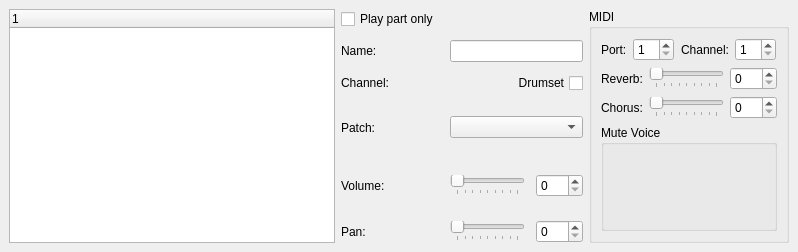
First picture: the form in mscore/mixer.ui, repository Obliquely/MuseScore, before the edit.
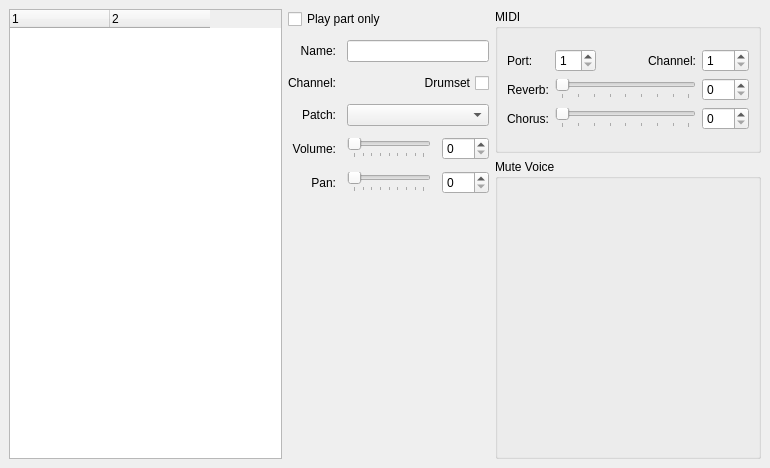
Second picture: the form after the edit.

Commit message: Better layout of details view. Can detect row change, but not yet updating details view on basis of change.

Patch:
```diff
--- a/mscore/mixer.ui
+++ b/mscore/mixer.ui
@@ -9,8 +9,8 @@
    <rect>
     <x>0</x>
     <y>0</y>
-    <width>798</width>
-    <height>252</height>
+    <width>770</width>
+    <height>468</height>
    </rect>
   </property>
   <property name="focusPolicy">
@@ -26,138 +26,69 @@
    <string/>
   </property>
   <widget class="QWidget" name="dockWidgetContents">
-   <layout class="QGridLayout" name="gridLayout_2">
+   <layout class="QGridLayout" name="gridLayout_3">
     <item row="0" column="0">
-     <layout class="QGridLayout" name="mainGrid" columnstretch="2,1,1">
-      <item row="1" column="1">
-       <layout class="QGridLayout" name="gridLayout_4">
-        <property name="spacing">
-         <number>11</number>
-        </property>
-        <item row="3" column="0" rowspan="2">
-         <widget class="QLabel" name="labelPatch">
-          <property name="text">
-           <string>Patch:</string>
-          </property>
-         </widget>
-        </item>
-        <item row="5" column="0" rowspan="2">
-         <widget class="QLabel" name="labelVolume">
-          <property name="text">
-           <string>Volume:</string>
-          </property>
-         </widget>
-        </item>
-        <item row="2" column="0">
-         <widget class="QLabel" name="labelChannel">
-          <property name="text">
-           <string>Channel:</string>
-          </property>
-         </widget>
-        </item>
-        <item row="5" column="1" rowspan="2">
-         <widget class="QSlider" name="volumeSlider">
-          <property name="minimumSize">
-           <size>
-            <width>75</width>
-            <height>0</height>
-           </size>
-          </property>
-          <property name="toolTip">
-           <string>Volume</string>
-          </property>
-          <property name="styleSheet">
-           <string notr="true"/>
-          </property>
-          <property name="minimum">
-           <number>0</number>
-          </property>
-          <property name="maximum">
-           <number>127</number>
-          </property>
-          <property name="pageStep">
-           <number>16</number>
-          </property>
-          <property name="orientation">
-           <enum>Qt::Horizontal</enum>
-          </property>
-          <property name="tickPosition">
-           <enum>QSlider::TicksBelow</enum>
-          </property>
-          <property name="tickInterval">
-           <number>16</number>
-          </property>
-         </widget>
-        </item>
-        <item row="7" column="1">
-         <widget class="QSlider" name="panSlider">
-          <property name="minimumSize">
-           <size>
-            <width>75</width>
-            <height>0</height>
-           </size>
-          </property>
-          <property name="toolTip">
-           <string>Pan</string>
-          </property>
-          <property name="minimum">
-           <number>0</number>
-          </property>
-          <property name="maximum">
-           <number>127</number>
-          </property>
-          <property name="pageStep">
-           <number>16</number>
-          </property>
-          <property name="orientation">
-           <enum>Qt::Horizontal</enum>
-          </property>
-          <property name="tickPosition">
-           <enum>QSlider::TicksBelow</enum>
-          </property>
-          <property name="tickInterval">
-           <number>16</number>
-          </property>
-         </widget>
-        </item>
-        <item row="3" column="1" rowspan="2" colspan="2">
-         <widget class="QComboBox" name="patchCombo">
+     <layout class="QGridLayout" name="mainGrid" columnstretch="2,0,0,0">
+      <item row="1" column="3">
+       <layout class="QGridLayout" name="gridLayout"/>
+      </item>
+      <item row="1" column="0">
+       <widget class="QTreeWidget" name="mixerTreeWidget">
           <property name="sizePolicy">
-           <sizepolicy hsizetype="Expanding" vsizetype="Fixed">
+         <sizepolicy hsizetype="MinimumExpanding" vsizetype="Expanding">
             <horstretch>0</horstretch>
             <verstretch>0</verstretch>
            </sizepolicy>
           </property>
           <property name="minimumSize">
            <size>
-            <width>100</width>
+          <width>200</width>
             <height>0</height>
            </size>
           </property>
-          <property name="toolTip">
-           <string>Patch voice</string>
-          </property>
-         </widget>
-        </item>
-        <item row="1" column="1" colspan="2">
-         <widget class="QLineEdit" name="partNameLineEdit">
-          <property name="toolTip">
-           <string>Part name</string>
-          </property>
-         </widget>
-        </item>
-        <item row="1" column="0">
-         <widget class="QLabel" name="labelName">
+        <property name="maximumSize">
+         <size>
+          <width>350</width>
+          <height>16777215</height>
+         </size>
+        </property>
+        <property name="columnCount">
+         <number>2</number>
+        </property>
+        <attribute name="headerCascadingSectionResizes">
+         <bool>true</bool>
+        </attribute>
+        <attribute name="headerMinimumSectionSize">
+         <number>100</number>
+        </attribute>
+        <attribute name="headerStretchLastSection">
+         <bool>false</bool>
+        </attribute>
+        <column>
           <property name="text">
-           <string>Name:</string>
-          </property>
-         </widget>
-        </item>
+          <string notr="true">1</string>
+         </property>
+        </column>
+        <column>
+         <property name="text">
+          <string notr="true">2</string>
+         </property>
+        </column>
+       </widget>
+      </item>
+      <item row="1" column="1">
+       <layout class="QGridLayout" name="soundGroupBox">
+        <property name="spacing">
+         <number>11</number>
+        </property>
         <item row="7" column="0">
          <widget class="QLabel" name="labelPan">
           <property name="text">
            <string>Pan:</string>
           </property>
+          <property name="alignment">
+           <set>Qt::AlignRight|Qt::AlignTrailing|Qt::AlignVCenter</set>
+          </property>
          </widget>
         </item>
         <item row="7" column="2">
@@ -176,19 +107,6 @@
           </property>
          </widget>
         </item>
-        <item row="5" column="2" rowspan="2">
-         <widget class="QDoubleSpinBox" name="volumeSpinBox">
-          <property name="toolTip">
-           <string>Volume</string>
-          </property>
-          <property name="decimals">
-           <number>0</number>
-          </property>
-          <property name="maximum">
-           <double>127.000000000000000</double>
-          </property>
-         </widget>
-        </item>
         <item row="2" column="1" colspan="2">
          <layout class="QHBoxLayout" name="horizontalLayout_4">
           <item>
@@ -219,7 +137,164 @@
           </item>
          </layout>
         </item>
-        <item row="0" column="0">
+        <item row="3" column="0" rowspan="2">
+         <widget class="QLabel" name="labelPatch">
+          <property name="text">
+           <string>Patch:</string>
+          </property>
+          <property name="alignment">
+           <set>Qt::AlignRight|Qt::AlignTrailing|Qt::AlignVCenter</set>
+          </property>
+         </widget>
+        </item>
+        <item row="1" column="1" colspan="2">
+         <widget class="QLineEdit" name="partNameLineEdit">
+          <property name="toolTip">
+           <string>Part name</string>
+          </property>
+         </widget>
+        </item>
+        <item row="2" column="0">
+         <widget class="QLabel" name="labelChannel">
+          <property name="text">
+           <string>Channel:</string>
+          </property>
+          <property name="alignment">
+           <set>Qt::AlignRight|Qt::AlignTrailing|Qt::AlignVCenter</set>
+          </property>
+         </widget>
+        </item>
+        <item row="1" column="0">
+         <widget class="QLabel" name="labelName">
+          <property name="text">
+           <string>Name:</string>
+          </property>
+          <property name="alignment">
+           <set>Qt::AlignRight|Qt::AlignTrailing|Qt::AlignVCenter</set>
+          </property>
+         </widget>
+        </item>
+        <item row="3" column="1" rowspan="2" colspan="2">
+         <widget class="QComboBox" name="patchCombo">
+          <property name="sizePolicy">
+           <sizepolicy hsizetype="Expanding" vsizetype="Fixed">
+            <horstretch>0</horstretch>
+            <verstretch>0</verstretch>
+           </sizepolicy>
+          </property>
+          <property name="minimumSize">
+           <size>
+            <width>100</width>
+            <height>0</height>
+           </size>
+          </property>
+          <property name="toolTip">
+           <string>Patch voice</string>
+          </property>
+         </widget>
+        </item>
+        <item row="7" column="1">
+         <widget class="QSlider" name="panSlider">
+          <property name="minimumSize">
+           <size>
+            <width>75</width>
+            <height>0</height>
+           </size>
+          </property>
+          <property name="toolTip">
+           <string>Pan</string>
+          </property>
+          <property name="minimum">
+           <number>0</number>
+          </property>
+          <property name="maximum">
+           <number>127</number>
+          </property>
+          <property name="pageStep">
+           <number>16</number>
+          </property>
+          <property name="orientation">
+           <enum>Qt::Horizontal</enum>
+          </property>
+          <property name="tickPosition">
+           <enum>QSlider::TicksBelow</enum>
+          </property>
+          <property name="tickInterval">
+           <number>16</number>
+          </property>
+         </widget>
+        </item>
+        <item row="5" column="1" rowspan="2">
+         <widget class="QSlider" name="volumeSlider">
+          <property name="minimumSize">
+           <size>
+            <width>75</width>
+            <height>0</height>
+           </size>
+          </property>
+          <property name="toolTip">
+           <string>Volume</string>
+          </property>
+          <property name="styleSheet">
+           <string notr="true"/>
+          </property>
+          <property name="minimum">
+           <number>0</number>
+          </property>
+          <property name="maximum">
+           <number>127</number>
+          </property>
+          <property name="pageStep">
+           <number>16</number>
+          </property>
+          <property name="orientation">
+           <enum>Qt::Horizontal</enum>
+          </property>
+          <property name="tickPosition">
+           <enum>QSlider::TicksBelow</enum>
+          </property>
+          <property name="tickInterval">
+           <number>16</number>
+          </property>
+         </widget>
+        </item>
+        <item row="5" column="2" rowspan="2">
+         <widget class="QDoubleSpinBox" name="volumeSpinBox">
+          <property name="toolTip">
+           <string>Volume</string>
+          </property>
+          <property name="decimals">
+           <number>0</number>
+          </property>
+          <property name="maximum">
+           <double>127.000000000000000</double>
+          </property>
+         </widget>
+        </item>
+        <item row="5" column="0" rowspan="2">
+         <widget class="QLabel" name="labelVolume">
+          <property name="text">
+           <string>Volume:</string>
+          </property>
+          <property name="alignment">
+           <set>Qt::AlignRight|Qt::AlignTrailing|Qt::AlignVCenter</set>
+          </property>
+         </widget>
+        </item>
+        <item row="8" column="0">
+         <spacer name="verticalSpacer">
+          <property name="orientation">
+           <enum>Qt::Vertical</enum>
+          </property>
+          <property name="sizeHint" stdset="0">
+           <size>
+            <width>20</width>
+            <height>40</height>
+           </size>
+          </property>
+         </spacer>
+        </item>
+        <item row="0" column="0" colspan="3">
          <widget class="QCheckBox" name="partOnlyCheckBox">
           <property name="text">
            <string>Play part only</string>
@@ -228,26 +303,76 @@
         </item>
        </layout>
       </item>
-      <item row="1" column="0">
-       <widget class="QTreeWidget" name="mixerTreeWidget">
-        <column>
-         <property name="text">
-          <string notr="true">1</string>
-         </property>
-        </column>
-       </widget>
-      </item>
       <item row="1" column="2">
-       <widget class="QGroupBox" name="groupBox">
+       <layout class="QVBoxLayout" name="verticalLayout">
+        <item>
+         <widget class="QGroupBox" name="midiGroupBox">
+          <property name="sizePolicy">
+           <sizepolicy hsizetype="MinimumExpanding" vsizetype="Minimum">
+            <horstretch>0</horstretch>
+            <verstretch>0</verstretch>
+           </sizepolicy>
+          </property>
+          <property name="minimumSize">
+           <size>
+            <width>0</width>
+            <height>144</height>
+           </size>
+          </property>
         <property name="toolTip">
          <string>MIDI OUT controllers</string>
         </property>
         <property name="title">
          <string notr="true">MIDI</string>
         </property>
-        <layout class="QVBoxLayout" name="verticalLayout">
-         <item>
-          <layout class="QGridLayout" name="gridLayout_5">
+          <property name="alignment">
+           <set>Qt::AlignLeading|Qt::AlignLeft|Qt::AlignTop</set>
+          </property>
+          <property name="flat">
+           <bool>false</bool>
+          </property>
+          <layout class="QGridLayout" name="gridLayout_2">
+           <item row="0" column="0">
+            <layout class="QGridLayout" name="midiGrid">
+             <item row="2" column="1" colspan="3">
+              <widget class="QSlider" name="chorusSlider">
+               <property name="minimumSize">
+                <size>
+                 <width>75</width>
+                 <height>0</height>
+                </size>
+               </property>
+               <property name="toolTip">
+                <string>MIDI OUT chorus</string>
+               </property>
+               <property name="maximum">
+                <number>127</number>
+               </property>
+               <property name="orientation">
+                <enum>Qt::Horizontal</enum>
+               </property>
+               <property name="tickPosition">
+                <enum>QSlider::TicksBelow</enum>
+               </property>
+               <property name="tickInterval">
+                <number>16</number>
+               </property>
+              </widget>
+             </item>
+             <item row="1" column="0">
+              <widget class="QLabel" name="labelReverb">
+               <property name="text">
+                <string>Reverb:</string>
+               </property>
+              </widget>
+             </item>
+             <item row="0" column="0">
+              <widget class="QLabel" name="labelPort">
+               <property name="text">
+                <string>Port:</string>
+               </property>
+              </widget>
+             </item>
            <item row="2" column="0">
             <widget class="QLabel" name="labelChorus">
              <property name="text">
@@ -255,91 +380,6 @@
              </property>
             </widget>
            </item>
-           <item row="1" column="1">
-            <widget class="QSlider" name="reverbSlider">
-             <property name="minimumSize">
-              <size>
-               <width>75</width>
-               <height>0</height>
-              </size>
-             </property>
-             <property name="toolTip">
-              <string>MIDI OUT reverb</string>
-             </property>
-             <property name="maximum">
-              <number>127</number>
-             </property>
-             <property name="pageStep">
-              <number>16</number>
-             </property>
-             <property name="orientation">
-              <enum>Qt::Horizontal</enum>
-             </property>
-             <property name="tickPosition">
-              <enum>QSlider::TicksBelow</enum>
-             </property>
-            </widget>
-           </item>
-           <item row="2" column="1">
-            <widget class="QSlider" name="chorusSlider">
-             <property name="minimumSize">
-              <size>
-               <width>75</width>
-               <height>0</height>
-              </size>
-             </property>
-             <property name="toolTip">
-              <string>MIDI OUT chorus</string>
-             </property>
-             <property name="maximum">
-              <number>127</number>
-             </property>
-             <property name="orientation">
-              <enum>Qt::Horizontal</enum>
-             </property>
-             <property name="tickPosition">
-              <enum>QSlider::TicksBelow</enum>
-             </property>
-             <property name="tickInterval">
-              <number>16</number>
-             </property>
-            </widget>
-           </item>
-           <item row="0" column="0" colspan="3">
-            <layout class="QGridLayout" name="gridLayout_3">
-             <item row="0" column="5">
-              <spacer name="horizontalSpacer_2">
-               <property name="orientation">
-                <enum>Qt::Horizontal</enum>
-               </property>
-               <property name="sizeHint" stdset="0">
-                <size>
-                 <width>40</width>
-                 <height>20</height>
-                </size>
-               </property>
-              </spacer>
-             </item>
-             <item row="0" column="1">
-              <widget class="QSpinBox" name="portSpinBox">
-               <property name="toolTip">
-                <string>MIDI port number</string>
-               </property>
-               <property name="minimum">
-                <number>1</number>
-               </property>
-               <property name="maximum">
-                <number>16</number>
-               </property>
-              </widget>
-             </item>
-             <item row="0" column="3">
-              <widget class="QLabel" name="labelChannel_2">
-               <property name="text">
-                <string>Channel:</string>
-               </property>
-              </widget>
-             </item>
              <item row="0" column="4">
               <widget class="QSpinBox" name="channelSpinBox">
                <property name="toolTip">
@@ -353,36 +393,14 @@
                </property>
               </widget>
              </item>
-             <item row="0" column="0">
-              <widget class="QLabel" name="labelPort">
+             <item row="0" column="3">
+              <widget class="QLabel" name="labelChannel_2">
                <property name="text">
-                <string>Port:</string>
+                <string>Channel:</string>
                </property>
               </widget>
              </item>
-             <item row="0" column="2">
-              <spacer name="horizontalSpacer">
-               <property name="orientation">
-                <enum>Qt::Horizontal</enum>
-               </property>
-               <property name="sizeHint" stdset="0">
-                <size>
-                 <width>40</width>
-                 <height>20</height>
-                </size>
-               </property>
-              </spacer>
-             </item>
-            </layout>
-           </item>
-           <item row="1" column="0">
-            <widget class="QLabel" name="labelReverb">
-             <property name="text">
-              <string>Reverb:</string>
-             </property>
-            </widget>
-           </item>
-           <item row="1" column="2">
+             <item row="1" column="4">
             <widget class="QDoubleSpinBox" name="reverbSpinBox">
              <property name="toolTip">
               <string>MIDI OUT reverb</string>
@@ -395,7 +413,7 @@
              </property>
             </widget>
            </item>
-           <item row="2" column="2">
+             <item row="2" column="4">
             <widget class="QDoubleSpinBox" name="chorusSpinBox">
              <property name="toolTip">
               <string>MIDI OUT chorus</string>
@@ -408,7 +426,61 @@
              </property>
             </widget>
            </item>
-          </layout>
+             <item row="0" column="1">
+              <widget class="QSpinBox" name="portSpinBox">
+               <property name="toolTip">
+                <string>MIDI port number</string>
+               </property>
+               <property name="minimum">
+                <number>1</number>
+               </property>
+               <property name="maximum">
+                <number>16</number>
+               </property>
+              </widget>
+             </item>
+             <item row="1" column="1" colspan="3">
+              <widget class="QSlider" name="reverbSlider">
+               <property name="minimumSize">
+                <size>
+                 <width>75</width>
+                 <height>0</height>
+                </size>
+               </property>
+               <property name="toolTip">
+                <string>MIDI OUT reverb</string>
+               </property>
+               <property name="maximum">
+                <number>127</number>
+               </property>
+               <property name="pageStep">
+                <number>16</number>
+               </property>
+               <property name="orientation">
+                <enum>Qt::Horizontal</enum>
+               </property>
+               <property name="tickPosition">
+                <enum>QSlider::TicksBelow</enum>
+               </property>
+              </widget>
+             </item>
+             <item row="0" column="2">
+              <spacer name="horizontalSpacer">
+               <property name="orientation">
+                <enum>Qt::Horizontal</enum>
+               </property>
+               <property name="sizeHint" stdset="0">
+                <size>
+                 <width>40</width>
+                 <height>20</height>
+                </size>
+               </property>
+              </spacer>
+             </item>
+            </layout>
+           </item>
+          </layout>
+         </widget>
          </item>
          <item>
           <widget class="QGroupBox" name="mutePerVoiceBox">
@@ -473,11 +545,23 @@
               </item>
              </layout>
             </item>
+           <item>
+            <spacer name="verticalSpacer_2">
+             <property name="orientation">
+              <enum>Qt::Vertical</enum>
+             </property>
+             <property name="sizeHint" stdset="0">
+              <size>
+               <width>20</width>
+               <height>40</height>
+              </size>
+             </property>
+            </spacer>
+           </item>
            </layout>
           </widget>
          </item>
         </layout>
-       </widget>
       </item>
      </layout>
     </item>
```
Lines whose indentation alone changed are shown as unchanged. The commit also changes 2 other files.
